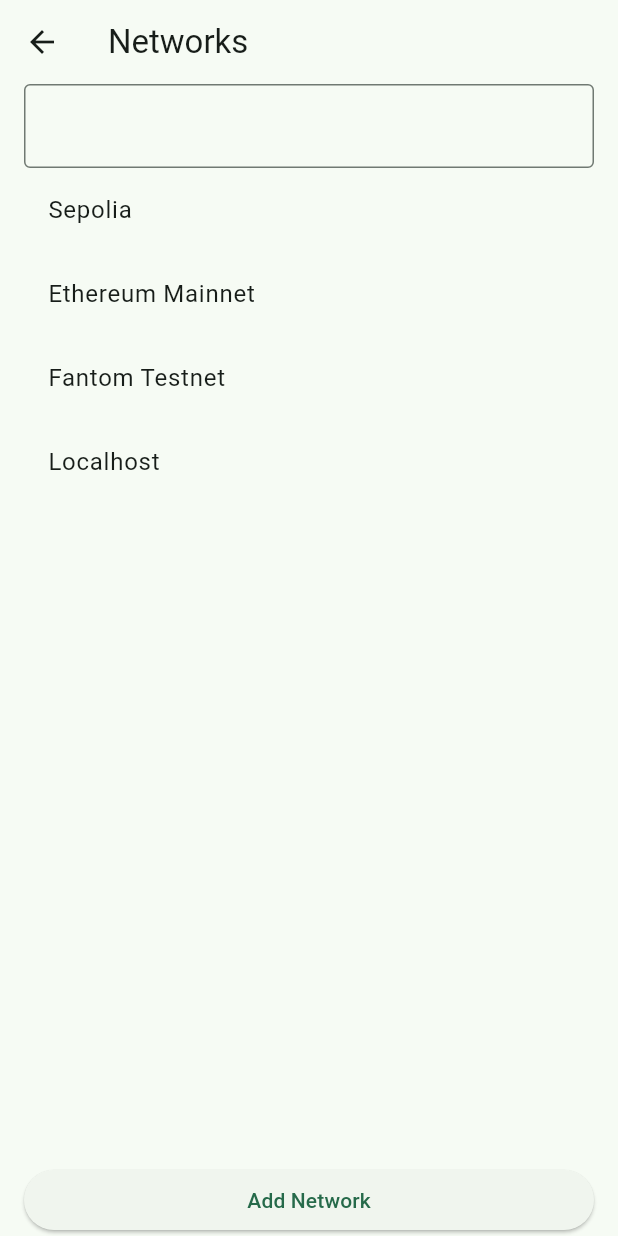
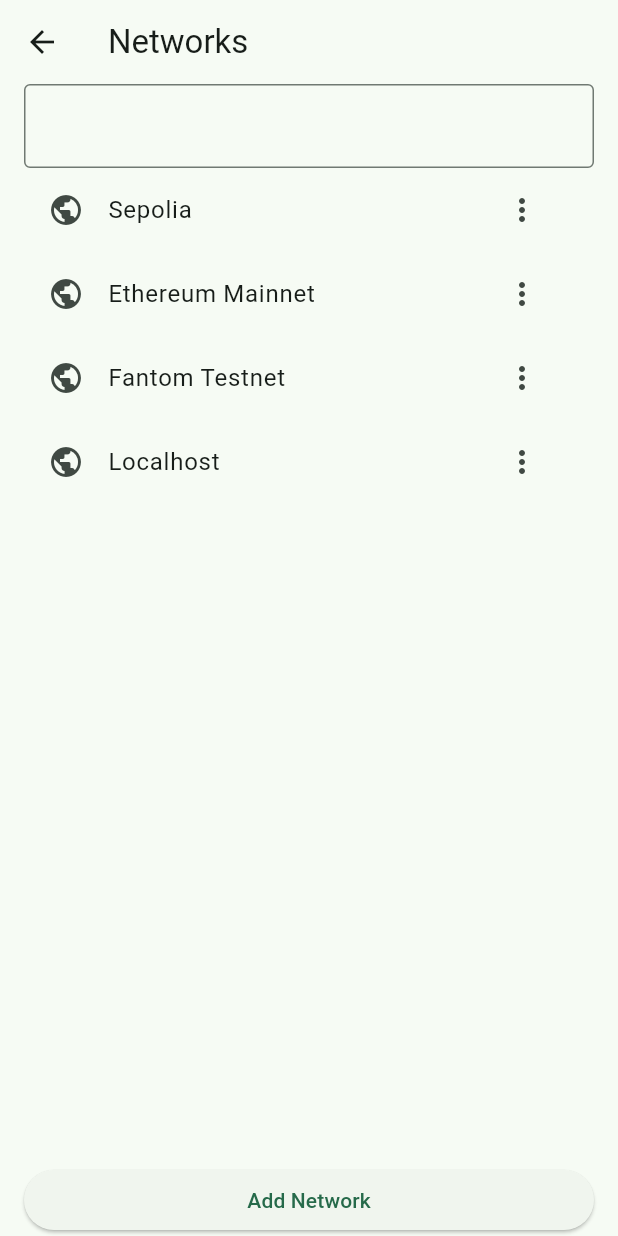
Before and after one commit to GreatApe77/kriptum, a Flutter app: the SettingsPage screen opened by its route, after a tap on "Networks", on a phone screen of 412 x 824 dp. Run offline on Flutter 3.47's test engine with Material 3 defaults, Android fonts, the phone set to English and light mode, and no system bars; our stand-ins replace get_it, go_router, hex, qr_flutter, shared_preferences and 1 more; missing offline and left inert: bip39, dart:ffi, hd_wallet_kit, web3dart; accounts and stored records are empty.

Commit message:
switch network wip

```diff
--- a/lib/controllers/networks_controller.dart
+++ b/lib/controllers/networks_controller.dart
@@ -64,4 +64,10 @@ class NetworksController extends ChangeNotifier {
     _networks = await _networkRepository.loadNetworks();
     notifyListeners();
   }
+  switchNetwork(int index,{required Function() onSuccess}){
+    _currentConnectedNetwork = networks[index];
+    onSuccess();
+    notifyListeners();
+  }
+
 }
--- a/lib/controllers/settings_controller.dart
+++ b/lib/controllers/settings_controller.dart
@@ -65,4 +65,9 @@ class SettingsController extends ChangeNotifier implements LateInitializable {
     await settingsService.setContainsWallet(containsWallet);
     notifyListeners();
   }
+  Future<void> changeLastConnectedNetworkId(int networkId)async {
+    _settings.lastConnectedChainId = networkId;
+    await settingsService.setLastConnectedNetworkId(networkId);
+    notifyListeners();
+  }
 }
--- a/lib/data/services/settings_service.dart
+++ b/lib/data/services/settings_service.dart
@@ -5,5 +5,6 @@ abstract class SettingsService {
   Future<void> setIsDarkTheme(bool isDarkTheme);
   Future<void> setContainsWallet(bool containsWallet);
   Future<void> clearCurrentAccountIndex();
+  Future<void> setLastConnectedNetworkId(int networkId);
   Future<Settings> loadSettings();
 }
--- a/lib/data/services/settings_service_impl.dart
+++ b/lib/data/services/settings_service_impl.dart
@@ -41,4 +41,10 @@ class SettingsServiceImpl implements SettingsService {
     final sh = await SharedPreferences.getInstance();
     await sh.remove('currentAccountIndex');
   }
+
+  @override
+  Future<void> setLastConnectedNetworkId(int networkId)async {
+     final sh = await SharedPreferences.getInstance();
+    await sh.setInt('lastConnectedChainId', networkId);
+  }
 }
--- /dev/null
+++ b/lib/ui/shared/widgets/network_list_tile.dart
@@ -0,0 +1,19 @@
+import 'package:flutter/material.dart';
+import 'package:kriptum/domain/models/network.dart';
+
+class NetworkListTile extends StatelessWidget {
+  final Network network;
+  final Function() onNetworkTap;
+  const NetworkListTile({super.key, required this.network, required this.onNetworkTap});
+
+  @override
+  Widget build(BuildContext context) {
+    return ListTile(
+      leading: Icon(Icons.public),
+      title: GestureDetector(
+        onTap: () => onNetworkTap(),
+        child: Text(network.name)),
+      trailing: IconButton(onPressed: () {}, icon: Icon(Icons.more_vert)),
+    );
+  }
+}
--- a/lib/ui/shared/widgets/networks_list.dart
+++ b/lib/ui/shared/widgets/networks_list.dart
@@ -1,14 +1,23 @@
 import 'package:flutter/material.dart';
 import 'package:flutter/widgets.dart';
+import 'package:go_router/go_router.dart';
 import 'package:kriptum/controllers/networks_controller.dart';
+import 'package:kriptum/controllers/settings_controller.dart';
 import 'package:kriptum/domain/models/network.dart';
+import 'package:kriptum/router.dart';
 import 'package:kriptum/ui/shared/constants/app_spacings.dart';
+import 'package:kriptum/ui/shared/widgets/network_list_tile.dart';
 import 'package:kriptum/ui/views/settings/screens/networks/screens/add_network_screen.dart';
 
 class NetworksList extends StatelessWidget {
   final NetworksController networksController;
+  final SettingsController settingsController;
   final filterController = TextEditingController();
-  NetworksList({super.key, required this.networksController});
+
+  NetworksList(
+      {super.key,
+      required this.networksController,
+      required this.settingsController});
 
   @override
   Widget build(BuildContext context) {
@@ -22,9 +31,7 @@ class NetworksList extends StatelessWidget {
               controller: filterController,
               decoration: const InputDecoration(border: OutlineInputBorder()),
               onChanged: (value) {
-
-                  networksController.filterNetworks(value);
-
+                networksController.filterNetworks(value);
               },
             ),
             Expanded(
@@ -33,19 +40,17 @@ class NetworksList extends StatelessWidget {
                     builder: (context, child) {
                       if (filterController.text.isNotEmpty) {
                         return ListView.builder(
-                          itemCount:
-                              networksController.filteredList.length,
-                          itemBuilder: (context, index) => ListTile(
-                            title: Text(networksController
-                                .filteredList[index].name),
-                          ),
+                          itemCount: networksController.filteredList.length,
+                          itemBuilder: (context, index) => NetworkListTile(
+                              onNetworkTap: () => _onNetworkTap(index, context),
+                              network: networksController.filteredList[index]),
                         );
                       }
                       return ListView.builder(
                         itemCount: networksController.networks.length,
-                        itemBuilder: (context, index) => ListTile(
-                          title: Text(networksController.networks[index].name),
-                        ),
+                        itemBuilder: (context, index) => NetworkListTile(
+                            onNetworkTap: () => _onNetworkTap(index, context),
+                            network: networksController.networks[index]),
                       );
                     })),
             ElevatedButton(
@@ -59,4 +64,15 @@ class NetworksList extends StatelessWidget {
       ),
     );
   }
+
+  void _onNetworkTap(int networkIndex, BuildContext context) async {
+    await settingsController.changeLastConnectedNetworkId(
+        networksController.networks[networkIndex].id!);
+    await networksController.switchNetwork(
+      networkIndex,
+      onSuccess: ()  {
+        Navigator.pop(context);
+      },
+    );
+  }
 }
--- a/lib/ui/views/home_page/screens/wallet_screen.dart
+++ b/lib/ui/views/home_page/screens/wallet_screen.dart
@@ -40,6 +40,7 @@ class _WalletScreenState extends State<WalletScreen> {
     _loadNetworks();
 
   }
+
   void _loadNetworks() async{
     await widget.networksController.loadNetworks();
   }
@@ -70,7 +71,9 @@ class _WalletScreenState extends State<WalletScreen> {
                 isScrollControlled: true,
                 showDragHandle: true,
                 context: context, builder:
-              (context) => NetworksList(networksController: widget.networksController));
+              (context) => NetworksList(
+                settingsController: widget.settingsController,
+                networksController: widget.networksController));
             },
             label: ListenableBuilder(
                 listenable: widget.networksController,
--- a/lib/ui/views/settings/screens/networks/networks_screen.dart
+++ b/lib/ui/views/settings/screens/networks/networks_screen.dart
@@ -1,5 +1,6 @@
 import 'package:flutter/material.dart';
 import 'package:kriptum/controllers/networks_controller.dart';
+import 'package:kriptum/controllers/settings_controller.dart';
 import 'package:kriptum/data/repositories/networks/network_repository.dart';
 import 'package:kriptum/ui/shared/constants/app_spacings.dart';
 import 'package:kriptum/ui/shared/widgets/networks_list.dart';
@@ -7,7 +8,8 @@ import 'package:kriptum/ui/views/settings/screens/networks/screens/add_network_s
 
 class NetworksScreen extends StatefulWidget {
   final NetworksController networksController;
-  const NetworksScreen({super.key, required this.networksController});
+  final SettingsController settingsController;
+  const NetworksScreen({super.key, required this.networksController, required this.settingsController});
 
   @override
   State<NetworksScreen> createState() => _NetworksScreenState();
@@ -26,7 +28,9 @@ class _NetworksScreenState extends State<NetworksScreen> {
       appBar: AppBar(
         title: const Text('Networks'),
       ),
-      body: NetworksList(networksController: widget.networksController),
+      body: NetworksList(
+        settingsController: widget.settingsController,
+        networksController: widget.networksController),
     );
   }
 }
--- a/lib/ui/views/settings/settings_page.dart
+++ b/lib/ui/views/settings/settings_page.dart
@@ -9,7 +9,10 @@ import 'package:kriptum/ui/views/settings/widgets/settings_submenu_card.dart';
 class SettingsPage extends StatelessWidget {
   final SettingsController settingsController;
   final NetworksController networksController;
-  SettingsPage({super.key, required this.settingsController, required this.networksController});
+  SettingsPage(
+      {super.key,
+      required this.settingsController,
+      required this.networksController});
 
   @override
   Widget build(BuildContext context) {
@@ -31,8 +34,10 @@ class SettingsPage extends StatelessWidget {
             title: 'Networks',
             description: 'Add and edit custom RPC networks',
             onPressed: () => Navigator.of(context).push(MaterialPageRoute(
-              builder: (context) =>
-                  NetworksScreen(networksController:networksController ),
+              builder: (context) => NetworksScreen(
+                networksController: networksController,
+                settingsController: settingsController,
+              ),
             )),
           )
         ],
```
